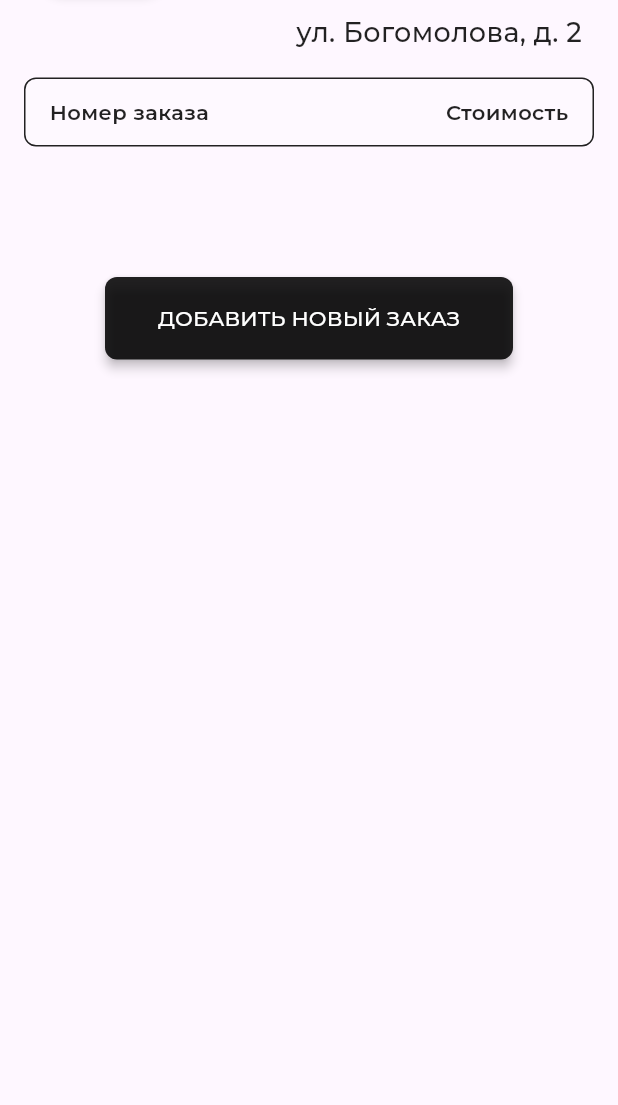
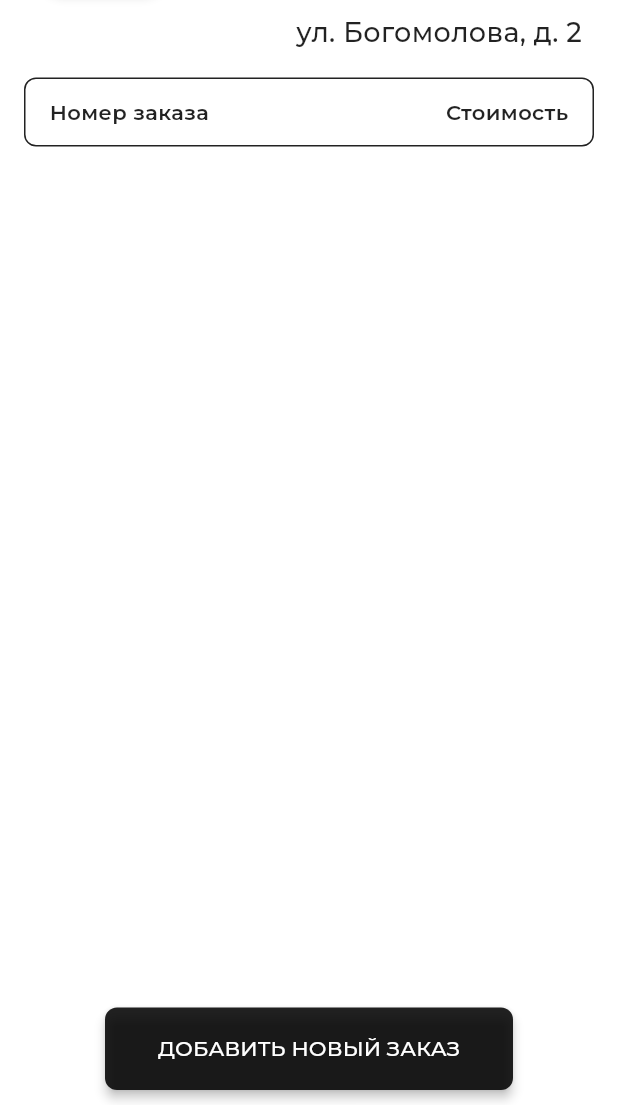
Before and after one commit to shufladka/CSaN-WHManagement, a Flutter app: the screen it shows after launch, on a phone screen of 412 x 824 dp, the part 131-1236 px from its top. Run offline on Flutter 3.47's test engine with Material 3 defaults, Android fonts, the phone set to English and light mode, and no system bars; our stand-ins replace cloud_firestore, firebase_auth, firebase_core, google_fonts, shared_preferences; accounts and stored records are empty.

Commit message:
refactored old code

```diff
--- a/lib/main.dart
+++ b/lib/main.dart
@@ -57,6 +57,7 @@ class MyApp extends StatelessWidget {
   }
 }
 
+// метод, который следит за переходами между страницами
 class MyNavigatorObserver extends NavigatorObserver {
   @override
   void didPush(Route<dynamic> route, Route<dynamic>? previousRoute) {
--- a/lib/pages/home/test_page.dart
+++ b/lib/pages/home/test_page.dart
@@ -38,8 +38,10 @@ class _TestPageState extends State<TestPage> {
 
   @override
   Widget build(BuildContext context) {
-    return Scaffold(
-      body: GestureDetector(
+    return Title(
+      title: 'test page',
+      color: Colors.white,
+      child: GestureDetector(
         onTap: () {
           if (unfocusNode.canRequestFocus) {
             FocusScope.of(context).requestFocus(unfocusNode);
@@ -47,11 +49,30 @@ class _TestPageState extends State<TestPage> {
             FocusScope.of(context).unfocus();
           }
         },
-        child: SafeArea(
+        child: Scaffold(
+          key: scaffoldKey,
+          backgroundColor: Colors.white,
+          body: SafeArea(
             top: true,
+            child: Center(
+              child: Container(
+                width: double.infinity,
+                constraints: const BoxConstraints(
+                  maxWidth: 1170, // Set your desired maximum width
+                ),
                 child: Stack(
                   children: [
-              SingleChildScrollView(
+                    Expanded(
+                      child: Align(
+                        alignment: const AlignmentDirectional(0, -1),
+                        child: Container(
+                          width: double.infinity,
+                          constraints: const BoxConstraints(
+                            maxWidth: 1170,
+                            minWidth: 360,
+                          ),
+                          decoration: const BoxDecoration(),
+                          child: SingleChildScrollView(
                             child: Column(
                               mainAxisSize: MainAxisSize.max,
                               crossAxisAlignment: CrossAxisAlignment.start,
@@ -61,6 +82,9 @@ class _TestPageState extends State<TestPage> {
                                 customStreamBuilder(context),
                                 emptyTextWidget(),
                               ],
+                            ),
+                          ),
+                        ),
                       ),
                     ),
                     Positioned(
@@ -75,8 +99,13 @@ class _TestPageState extends State<TestPage> {
                 ),
               ),
             ),
+          ),
+        ),
+      ),
     );
   }
+
+
 
   // метод для автоматической подгрузки виджетов заказов из базы данных
   Widget customStreamBuilder(BuildContext context) {
@@ -84,7 +113,7 @@ class _TestPageState extends State<TestPage> {
       stream: FirebaseFirestore.instance.collection('orders').orderBy('number').snapshots(),
       builder: (BuildContext context, AsyncSnapshot<QuerySnapshot> snapshot) {
         if (snapshot.connectionState == ConnectionState.waiting) {
-          return const CircularProgressIndicator(); // Показываем индикатор загрузки, пока данные загружаются
+          return const CircularProgressIndicator(); // оказываем индикатор загрузки, пока данные загружаются
         }
 
         if (snapshot.hasError) {
@@ -116,46 +145,6 @@ class _TestPageState extends State<TestPage> {
       },
     );
   }
-  /*
-  Widget customStreamBuilder(BuildContext context) {
-    return StreamBuilder(
-      stream: FirebaseFirestore.instance.collection('orders').snapshots(),
-      builder: (BuildContext context, AsyncSnapshot<QuerySnapshot> snapshot) {
-        if (snapshot.connectionState == ConnectionState.waiting) {
-          return CircularProgressIndicator(); // Показываем индикатор загрузки, пока данные загружаются
-        }
-
-        if (snapshot.hasError) {
-          return Text('Error: ${snapshot.error}');
-        }
-
-        if (!snapshot.hasData || snapshot.data!.docs.isEmpty) {
-          return emptyTextWidget(); // Показываем текст, если данных нет
-        }
-
-        // Если данные есть, обрабатываем их
-        List<Widget> orderWidgets = [];
-        for (QueryDocumentSnapshot doc in snapshot.data!.docs) {
-          // Получаем данные из документа (парсим)
-          String amount = doc['amount'];
-          String date = doc['date'];
-          String number = doc['number'];
-          String state = doc['state'];
-          String weight = doc['weight'];
-
-          // Добавляем виджет с данными в список
-          orderWidgets.add(buildOrderCard(context, doc, amount, date, number, state, weight));
-        }
-
-        // Возвращаем список виджетов
-        return Column(
-          children: orderWidgets,
-        );
-      },
-    );
-  }
-
-   */
 
   Widget buildFirstButton(BuildContext context) {
     return Align(
@@ -164,7 +153,7 @@ class _TestPageState extends State<TestPage> {
         padding: const EdgeInsetsDirectional.fromSTEB(
             24, 0, 0, 10),
         child: ElevatedButton(
-          onPressed: () {
+          onPressed: (){
             print('Button pressed ...');
           },
           style: ElevatedButton.styleFrom(
@@ -189,7 +178,7 @@ class _TestPageState extends State<TestPage> {
       child: Padding(
         padding: const EdgeInsetsDirectional.fromSTEB(70, 0, 70, 0), // Изменил отступы
         child: ElevatedButton(
-          onPressed: () {
+          onPressed: () async {
             //print('Button pressed ...');
             showDialog(
               context: context,
--- a/pubspec.yaml
+++ b/pubspec.yaml
@@ -44,6 +44,7 @@ dependencies:
   shared_preferences: ^2.2.2
   data_table_2: ^2.5.9
   intl: ^0.17.0
+  connectivity: ^3.0.6
 
 dev_dependencies:
   flutter_test:
```
Also changed, not shown: pubspec.lock. Lines whose indentation alone changed are shown as unchanged.
